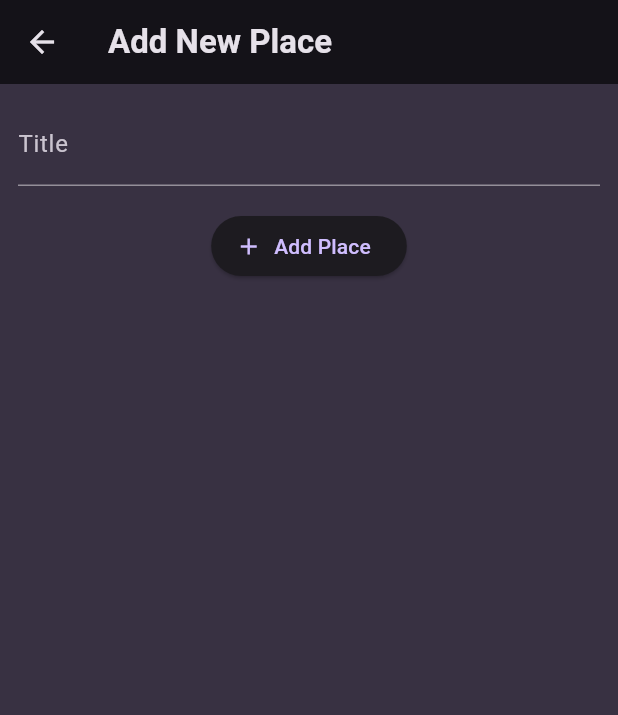
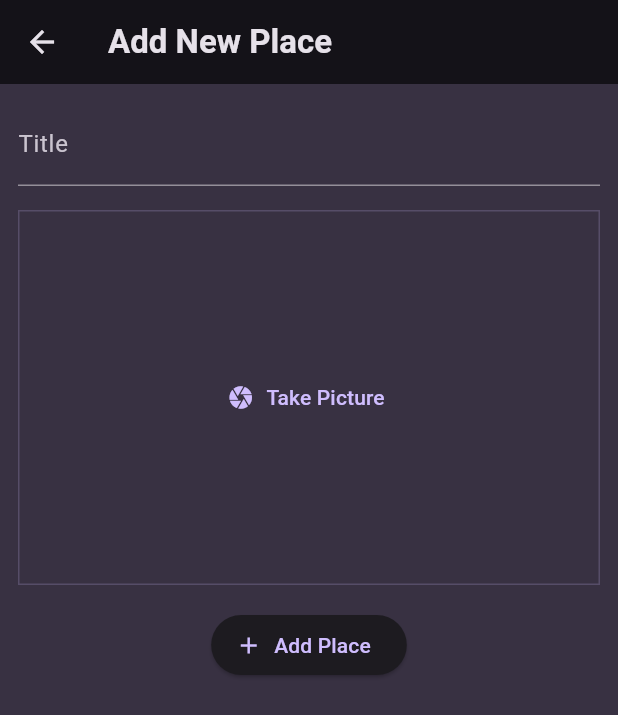
Before and after one commit to vathadianil/Flutter_Favourite_Places_App, a Flutter app: the AddPlaceScreen screen opened directly, after a tap on "Add Place", on a phone screen of 412 x 824 dp. Shown: the top 715 px of the screen. Run offline on Flutter 3.47's test engine with Material 3 defaults, Android fonts, the phone set to English and light mode, and no system bars; our stand-ins replace flutter_riverpod, google_fonts.

Commit message:
Image input widget added

```diff
--- a/lib/screens/add_place_screen.dart
+++ b/lib/screens/add_place_screen.dart
@@ -1,4 +1,5 @@
 import 'package:favourite_places_app/providers/user_places.dart';
+import 'package:favourite_places_app/widgets/image_input.dart';
 import 'package:flutter/material.dart';
 import 'package:flutter_riverpod/flutter_riverpod.dart';
 
@@ -22,7 +23,7 @@
 
   void _savePlace() {
     final enteredText = _titleController.text;
-    if (enteredText.isEmpty || enteredText == null) {
+    if (enteredText.isEmpty) {
       ScaffoldMessenger.of(context).clearSnackBars();
       ScaffoldMessenger.of(context).showSnackBar(
         const SnackBar(
@@ -57,6 +58,10 @@
               const SizedBox(
                 height: 16,
               ),
+              const ImageInput(),
+              const SizedBox(
+                height: 16,
+              ),
               ElevatedButton.icon(
                 onPressed: _savePlace,
                 icon: const Icon(Icons.add),
--- /dev/null
+++ b/lib/widgets/image_input.dart
@@ -0,0 +1,33 @@
+import 'package:flutter/material.dart';
+
+class ImageInput extends StatefulWidget {
+  const ImageInput({super.key});
+
+  @override
+  State<ImageInput> createState() {
+    return _ImageInputState();
+  }
+}
+
+class _ImageInputState extends State<ImageInput> {
+  void _takePicture() {}
+  @override
+  Widget build(BuildContext context) {
+    return Container(
+      decoration: BoxDecoration(
+        border: Border.all(
+          width: 1,
+          color: Theme.of(context).colorScheme.primary.withOpacity(.2),
+        ),
+      ),
+      height: 250,
+      width: double.infinity,
+      alignment: Alignment.center,
+      child: TextButton.icon(
+        onPressed: _takePicture,
+        label: const Text('Take Picture'),
+        icon: const Icon(Icons.camera),
+      ),
+    );
+  }
+}
```
